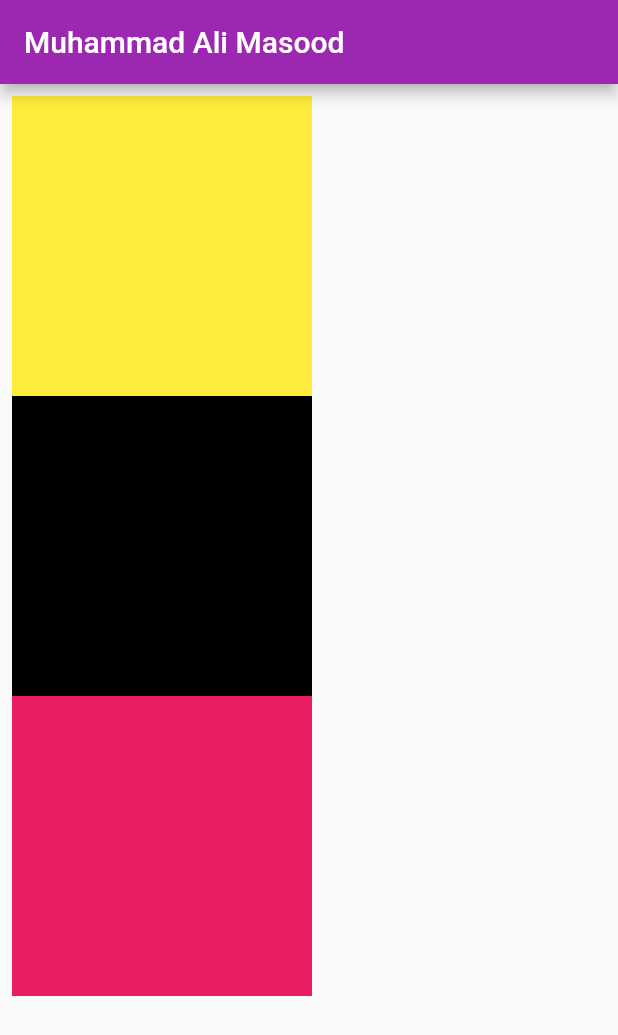
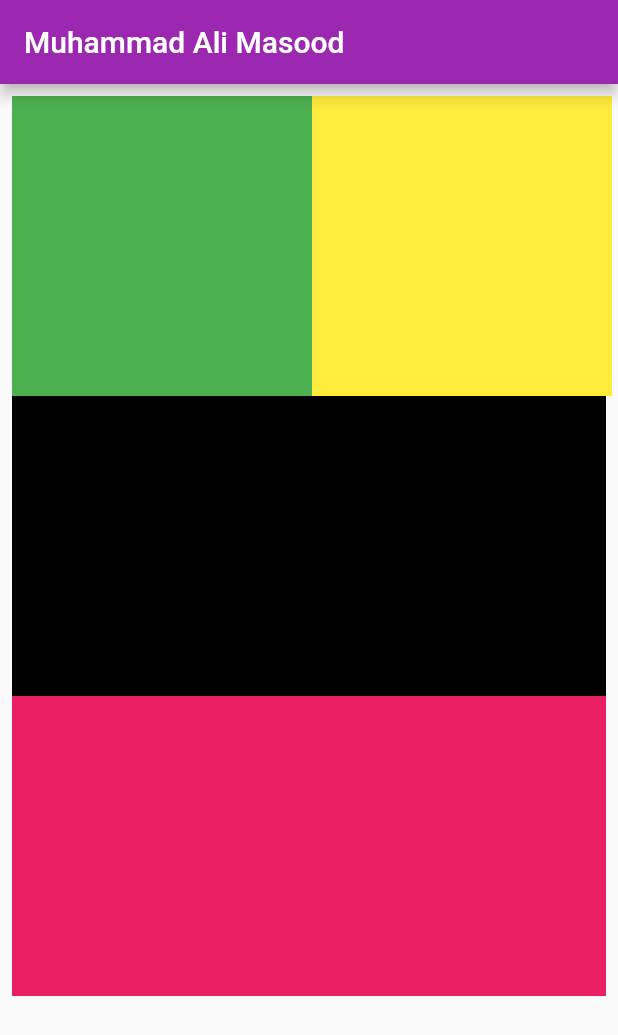
Before and after one commit to md-ali2001/first_flutter_app, a Flutter app: the screen it shows after launch, on a phone screen of 412 x 824 dp. Shown: the top 1035 px of the screen. Run offline on Flutter 3.47's test engine with Material 2 defaults, Android fonts, the phone set to English and light mode, and no system bars.

Commit message:
right overflowed by - pixels ( intentionally )

```diff
--- a/lib/main.dart
+++ b/lib/main.dart
@@ -80,9 +80,16 @@ class _MyHomePageState extends State<MyHomePage> {
           child: SingleChildScrollView(
               child: Column(
             children: [
-              Container(height: 200, width: 200, color: Colors.yellow),
-              Container(height: 200, width: 200, color: Colors.black),
-              Container(height: 200, width: 200, color: Colors.pink)
+              Container(
+                  height: 200,
+                  child: Row(
+                    children: [
+                      Container(height: 200, width: 200, color: Colors.green),
+                      Container(height: 200, width: 200, color: Colors.yellow)
+                    ],
+                  )),
+              Container(height: 200, color: Colors.black),
+              Container(height: 200, color: Colors.pink)
             ],
           ))),
     );
```
